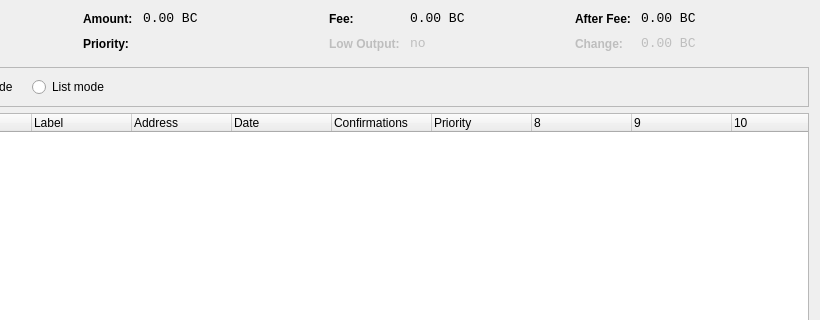
First picture: the form in src/qt/forms/coincontroldialog.ui, repository intristin/digitalcredits, before the edit; both pictures show x 180 to 1000 and y 0 to 320 of the 1000 by 500 pixel window.
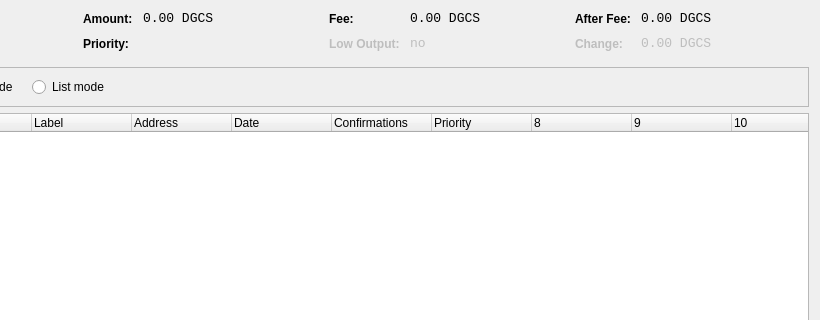
Second picture: the form after the edit. Custom widgets are drawn as their Qt base class.

```diff
--- a/src/qt/forms/coincontroldialog.ui
+++ b/src/qt/forms/coincontroldialog.ui
@@ -141,7 +141,7 @@
           <enum>Qt::ActionsContextMenu</enum>
          </property>
          <property name="text">
-          <string notr="true">0.00 BC</string>
+          <string notr="true">0.00 DGCS</string>
          </property>
          <property name="textInteractionFlags">
           <set>Qt::LinksAccessibleByMouse|Qt::TextSelectableByKeyboard|Qt::TextSelectableByMouse</set>
@@ -221,7 +221,7 @@
           <enum>Qt::ActionsContextMenu</enum>
          </property>
          <property name="text">
-          <string notr="true">0.00 BC</string>
+          <string notr="true">0.00 DGCS</string>
          </property>
          <property name="textInteractionFlags">
           <set>Qt::LinksAccessibleByMouse|Qt::TextSelectableByKeyboard|Qt::TextSelectableByMouse</set>
@@ -307,7 +307,7 @@
           <enum>Qt::ActionsContextMenu</enum>
          </property>
          <property name="text">
-          <string notr="true">0.00 BC</string>
+          <string notr="true">0.00 DGCS</string>
          </property>
          <property name="textInteractionFlags">
           <set>Qt::LinksAccessibleByMouse|Qt::TextSelectableByKeyboard|Qt::TextSelectableByMouse</set>
@@ -345,7 +345,7 @@
           <enum>Qt::ActionsContextMenu</enum>
          </property>
          <property name="text">
-          <string notr="true">0.00 BC</string>
+          <string notr="true">0.00 DGCS</string>
          </property>
          <property name="textInteractionFlags">
           <set>Qt::LinksAccessibleByMouse|Qt::TextSelectableByKeyboard|Qt::TextSelectableByMouse</set>
```
